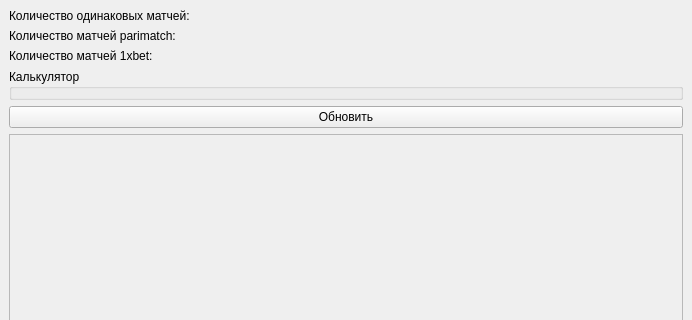
This is mainwindow.ui in isys35/lol_project as Qt 5 draws it before an edit; both pictures show x 0 to 692 and y 0 to 320 of the 692 by 851 pixel window. The edited form follows.
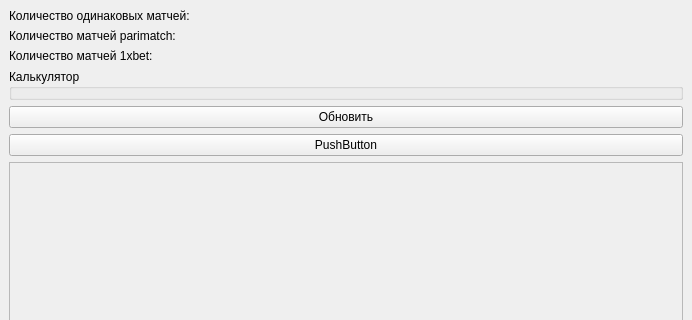
This is the edited form.

Patch:
```diff
--- a/mainwindow.ui
+++ b/mainwindow.ui
@@ -107,6 +107,13 @@
       </property>
      </widget>
     </item>
+    <item>
+     <widget class="QPushButton" name="pushButton">
+      <property name="text">
+       <string>PushButton</string>
+      </property>
+     </widget>
+    </item>
     <item>
      <layout class="QVBoxLayout" name="verticalLayout">
       <item>
@@ -119,8 +126,8 @@
           <rect>
            <x>0</x>
            <y>0</y>
-           <width>670</width>
-           <height>671</height>
+           <width>666</width>
+           <height>600</height>
           </rect>
          </property>
          <layout class="QVBoxLayout" name="verticalLayout_6">
```
Left out of the diff: 2 changed lines with no effect on the pictures.
